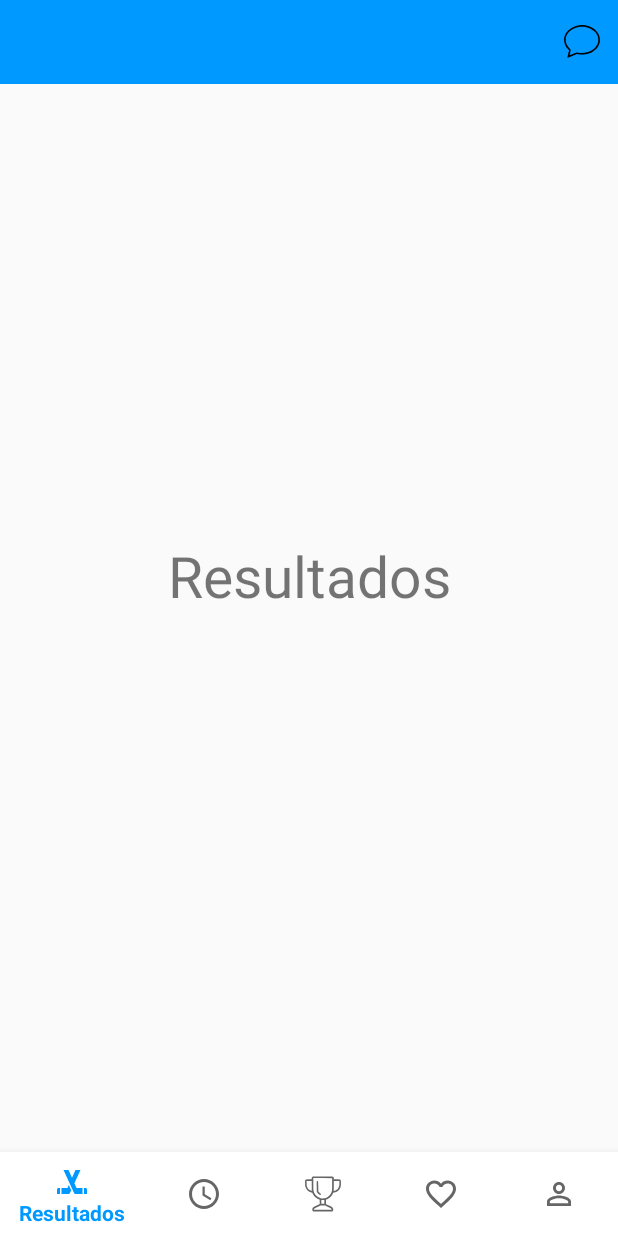
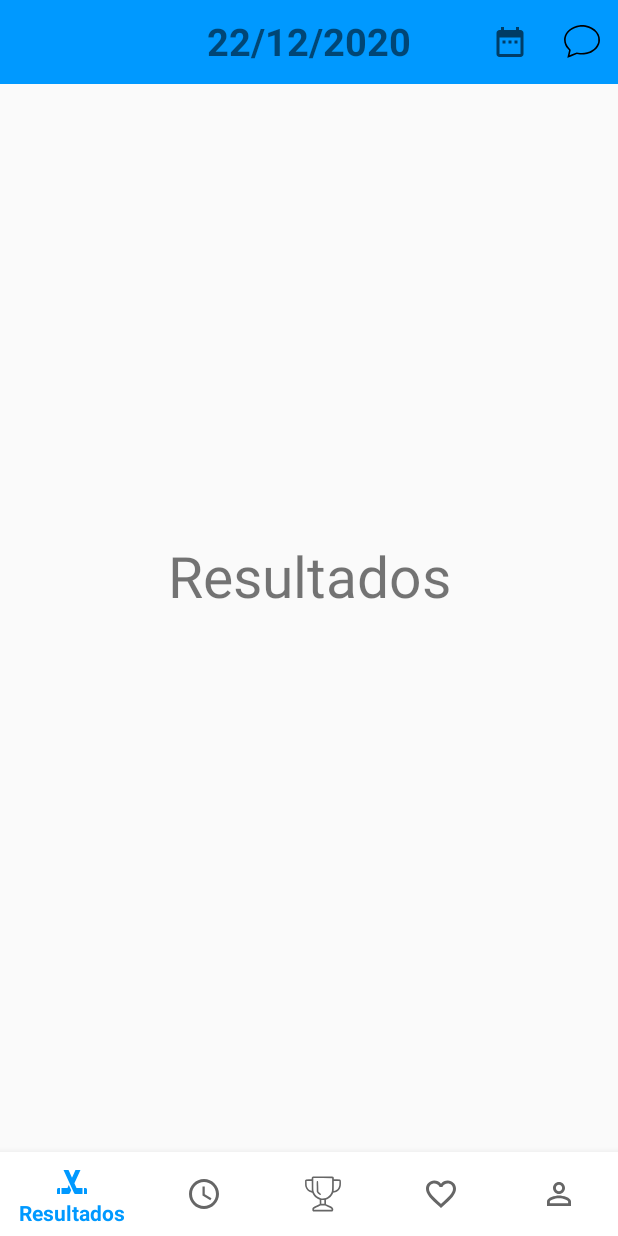
Before and after one commit to Brunofgm7/HoqueiApp, an Android app: the screen it shows after launch (MainActivity), after a tap on "Chat", on a phone screen of 412 x 824 dp. Run offline under Robolectric (Android 15) with nearby library versions, the phone set to English and light mode, and no system bars.

Commit message:
Toolbar nos resultados e ao vivo

```diff
--- a/app/src/main/java/com/example/apphoquei/MainActivity.kt
+++ b/app/src/main/java/com/example/apphoquei/MainActivity.kt
@@ -1,15 +1,17 @@
 package com.example.apphoquei
 
+import android.app.DatePickerDialog
 import android.content.Intent
-import androidx.appcompat.app.AppCompatActivity
 import android.os.Bundle
 import android.view.Menu
 import android.view.MenuItem
-import android.widget.Button
+import android.widget.TextView
 import android.widget.Toast
-import androidx.fragment.app.Fragment
+import androidx.appcompat.app.AppCompatActivity
 import androidx.fragment.app.FragmentTransaction
 import com.google.android.material.bottomnavigation.BottomNavigationView
+import java.text.SimpleDateFormat
+import java.util.*
 
 class MainActivity : AppCompatActivity() {
 
@@ -18,6 +20,7 @@ class MainActivity : AppCompatActivity() {
     lateinit var campeonatosFragment: CampeonatosFragment
     lateinit var minhasequipasFragment: MinhasEquipasFragment
     lateinit var loginFragment: LoginFragment
+    lateinit var mostrarData: TextView
 
     override fun onCreate(savedInstanceState: Bundle?) {
         super.onCreate(savedInstanceState)
@@ -25,7 +28,6 @@ class MainActivity : AppCompatActivity() {
 
         setSupportActionBar(findViewById(R.id.my_toolbar))
         supportActionBar?.setDisplayShowTitleEnabled(false)
-
 
         val bottomNavigationView = findViewById<BottomNavigationView>(R.id.btn_nav)
 
@@ -36,24 +38,41 @@ class MainActivity : AppCompatActivity() {
             .setTransition(FragmentTransaction.TRANSIT_FRAGMENT_OPEN)
             .commit()
         setupNavigation(bottomNavigationView)
-        var a = 2
+
+
+//        mostrarData = findViewById(R.id.TextViewMostraData)
+//        val simpleDateFormat = SimpleDateFormat("dd/MM/yyyy")
+//        val currentDate: String = simpleDateFormat.format(Date())
+//        mostrarData.text = currentDate
+
 
     }
 
-    override fun onCreateOptionsMenu (menu: Menu?): Boolean {
-        menuInflater.inflate(R.menu.menu2,menu)
-        return true
-    }
-
-    override fun onOptionsItemSelected(item: MenuItem): Boolean {
-        val id = item.itemId
-        if(id == R.id.chat) {
-            Toast.makeText(this, "CHATTTTTTTTT", Toast.LENGTH_SHORT).show()
-            return true
-        }
-        return super.onOptionsItemSelected(item)
-    }
-
+//    override fun onCreateOptionsMenu(menu: Menu?): Boolean {
+//        menuInflater.inflate(R.menu.menu2, menu)
+//        return true
+//    }
+//
+//    override fun onOptionsItemSelected(item: MenuItem): Boolean {
+//
+//        val c = Calendar.getInstance()
+//        val ano = c.get(Calendar.YEAR)
+//        val mes = c.get(Calendar.MONTH)
+//        val dia = c.get(Calendar.DAY_OF_MONTH)
+//
+//        val id = item.itemId
+//        if(id == R.id.chat) {
+//            Toast.makeText(this, "CHATTTTTTTTT", Toast.LENGTH_SHORT).show()
+//            return true
+//        }
+//        if(id == R.id.data) {
+//            val dpd = DatePickerDialog(this, DatePickerDialog.OnDateSetListener{ view, mAno, mMes, mDia ->
+//                mostrarData.setText("" + mDia + "/" + (mMes+1) + "/" + mAno)
+//        }, ano, mes, dia)
+//            dpd.show()
+//        }
+//        return super.onOptionsItemSelected(item)
+//    }
 
     private fun executarOutraActivity(outraActivity: Class<*>) {
         val x = Intent(this, outraActivity)
--- a/app/src/main/java/com/example/apphoquei/MinhasEquipasFragment.kt
+++ b/app/src/main/java/com/example/apphoquei/MinhasEquipasFragment.kt
@@ -7,7 +7,8 @@ import android.view.View
 import android.view.ViewGroup
 
 class MinhasEquipasFragment : Fragment() {
-    override fun onCreateView (inflater: LayoutInflater, container: ViewGroup?, savedInstanceState: Bundle?): View? = inflater.inflate(R.layout.fragment_minhas_equipas, container, false)
+    override fun onCreateView (inflater: LayoutInflater, container: ViewGroup?, savedInstanceState: Bundle?):
+            View? = inflater.inflate(R.layout.fragment_minhas_equipas, container, false)
 
     companion object {
         fun newInstance(): MinhasEquipasFragment = MinhasEquipasFragment()
--- a/app/src/main/java/com/example/apphoquei/ResultadosFragment.kt
+++ b/app/src/main/java/com/example/apphoquei/ResultadosFragment.kt
@@ -1,16 +1,66 @@
 package com.example.apphoquei
 
+import android.annotation.SuppressLint
+import android.app.DatePickerDialog
 import android.os.Bundle
+import android.view.*
+import android.widget.TextView
 import androidx.fragment.app.Fragment
-import android.view.LayoutInflater
-import android.view.View
-import android.view.ViewGroup
+import android.widget.Toast
+import org.w3c.dom.Text
+import java.text.SimpleDateFormat
+import java.util.*
 
 class ResultadosFragment : Fragment() {
 
-    override fun onCreateView (inflater: LayoutInflater, container: ViewGroup?, savedInstanceState: Bundle?): View? = inflater.inflate(R.layout.fragment_resultados, container, false)
+    lateinit var mostrarData: TextView
+
+    override fun onCreateView (inflater: LayoutInflater, container: ViewGroup?, savedInstanceState: Bundle?): View?  {
+
+        val view = inflater.inflate(R.layout.fragment_resultados, container, false)
+
+        mostrarData = view.findViewById(R.id.textViewMostrarData)
+        val simpleDateFormat = SimpleDateFormat("dd/MM/yyyy")
+        val currentDate: String = simpleDateFormat.format(Date())
+        mostrarData.text = currentDate
+
+        return view
+    }
+
+    override fun onCreate(savedInstanceState: Bundle?) {
+        setHasOptionsMenu(true)
+        super.onCreate(savedInstanceState)
+    }
+
+    override fun onCreateOptionsMenu(menu: Menu, inflater: MenuInflater) {
+        inflater.inflate(R.menu.menu2, menu)
+        super.onCreateOptionsMenu(menu, inflater)
+    }
+
+    override fun onOptionsItemSelected(item: MenuItem): Boolean {
+
+        val c = Calendar.getInstance()
+        val ano = c.get(Calendar.YEAR)
+        val mes = c.get(Calendar.MONTH)
+        val dia = c.get(Calendar.DAY_OF_MONTH)
+
+        val id = item.itemId
+        if(id == R.id.chat) {
+            Toast.makeText(activity, "CHATTTTTTTTT", Toast.LENGTH_SHORT).show()
+            return true
+        }
+        if(id == R.id.data) {
+            val dpd = DatePickerDialog(activity!!, { _, mAno, mMes, mDia ->
+                mostrarData.text = "" + mDia + "/" + (mMes+1) + "/" + mAno
+            }, ano, mes, dia)
+            dpd.show()
+        }
+        return super.onOptionsItemSelected(item)
+    }
 
     companion object {
         fun newInstance(): ResultadosFragment = ResultadosFragment()
     }
+
+
 }
--- /dev/null
+++ b/app/src/main/res/drawable/data.xml
@@ -0,0 +1,10 @@
+<vector xmlns:android="http://schemas.android.com/apk/res/android"
+    android:width="24dp"
+    android:height="24dp"
+    android:viewportWidth="24"
+    android:viewportHeight="24"
+    android:tint="?attr/colorControlNormal">
+  <path
+      android:fillColor="@android:color/white"
+      android:pathData="M9,11L7,11v2h2v-2zM13,11h-2v2h2v-2zM17,11h-2v2h2v-2zM19,4h-1L18,2h-2v2L8,4L8,2L6,2v2L5,4c-1.11,0 -1.99,0.9 -1.99,2L3,20c0,1.1 0.89,2 2,2h14c1.1,0 2,-0.9 2,-2L21,6c0,-1.1 -0.9,-2 -2,-2zM19,20L5,20L5,9h14v11z"/>
+</vector>
--- a/app/src/main/res/layout/activity_main.xml
+++ b/app/src/main/res/layout/activity_main.xml
@@ -27,7 +27,18 @@
         android:layout_width="match_parent"
         android:layout_height="match_parent"
         android:id="@+id/frame_layout"
-        android:layout_above="@id/btn_nav"/>
+        android:layout_above="@id/btn_nav">
+
+        <TextView
+            android:id="@+id/TextViewMostraData"
+            android:layout_width="wrap_content"
+            android:layout_height="wrap_content"
+            android:layout_gravity="center_horizontal"
+
+            android:layout_marginTop="10dp"
+            android:textSize="25sp"
+            android:textStyle="bold" />
+    </FrameLayout>
 
 
 
--- a/app/src/main/res/layout/fragment_login.xml
+++ b/app/src/main/res/layout/fragment_login.xml
@@ -46,7 +46,7 @@
         android:textColor="#103AE4" />
 
     <Button
-        android:id="@+id/button"
+        android:id="@+id/botaoRegistar"
         android:layout_width="wrap_content"
         android:layout_height="wrap_content"
         android:layout_gravity="center"
@@ -56,7 +56,7 @@
         android:text="@string/login" />
 
     <Button
-        android:id="@+id/button2"
+        android:id="@+id/botaoJaTemConta"
         android:layout_width="wrap_content"
         android:layout_height="wrap_content"
         android:layout_gravity="center"
--- a/app/src/main/res/layout/fragment_registo.xml
+++ b/app/src/main/res/layout/fragment_registo.xml
@@ -8,7 +8,7 @@
     <TextView
         android:layout_width="match_parent"
         android:layout_height="wrap_content"
-        android:layout_marginTop="150dp"
+        android:layout_marginTop="100dp"
         android:gravity="center"
         android:text="@string/registo"
         android:textSize="38sp" />
@@ -47,7 +47,7 @@
         android:importantForAutofill="no" />
 
     <Button
-        android:id="@+id/button"
+        android:id="@+id/botaoRegistar"
         android:layout_width="wrap_content"
         android:layout_height="wrap_content"
         android:layout_gravity="center"
@@ -57,7 +57,7 @@
         android:text="@string/registo" />
 
     <Button
-        android:id="@+id/button2"
+        android:id="@+id/botaoJaTemConta"
         android:layout_width="wrap_content"
         android:layout_height="wrap_content"
         android:layout_gravity="center"
--- a/app/src/main/res/layout/fragment_resultados.xml
+++ b/app/src/main/res/layout/fragment_resultados.xml
@@ -6,12 +6,22 @@
     tools:context=".ResultadosFragment">
 
     <TextView
+        android:id="@+id/textViewMostrarData"
+        android:layout_width="wrap_content"
+        android:layout_height="wrap_content"
+        android:layout_gravity="center_horizontal"
+
+        android:layout_marginTop="10dp"
+        android:textSize="25sp"
+        android:textStyle="bold" />
+
+    <TextView
+        android:id="@+id/TextViewMostraData"
         android:layout_width="match_parent"
         android:layout_height="wrap_content"
-        android:layout_centerInParent="true"
         android:layout_gravity="center"
         android:gravity="center"
-        android:text="Resultados"
+        android:text="@string/resultados"
         android:textSize="38sp" />
 
 </FrameLayout>
--- a/app/src/main/res/menu/menu2.xml
+++ b/app/src/main/res/menu/menu2.xml
@@ -1,6 +1,12 @@
 <?xml version="1.0" encoding="utf-8"?>
 <menu xmlns:android="http://schemas.android.com/apk/res/android"
     xmlns:app="http://schemas.android.com/apk/res-auto">
+
+    <item
+        android:id="@+id/data"
+        android:title="Data"
+        android:icon="@drawable/data"
+        app:showAsAction="ifRoom" />
 
     <item
         android:id="@+id/chat"
--- a/app/src/main/res/values/strings.xml
+++ b/app/src/main/res/values/strings.xml
@@ -18,4 +18,7 @@
     <string name="mudar_password">Mudar Password</string>
     <string name="email2">Email</string>
     <string name="mudar_email">Mudar Email</string>
+    <string name="textview">TextView</string>
+    <string name="logout">Logout</string>
+    <string name="resultados">Resultados</string>
 </resources>
```
Also changed, not shown: app/src/main/java/com/example/apphoquei/AoVivoFragment.kt (+32 -5 lines), app/src/main/java/com/example/apphoquei/LoginFragment.kt (+5 -21 lines), app/src/main/java/com/example/apphoquei/RegistoFragment.kt (+17 -2 lines), app/src/main/res/layout/fragment_perfil.xml (+15 -5 lines).
